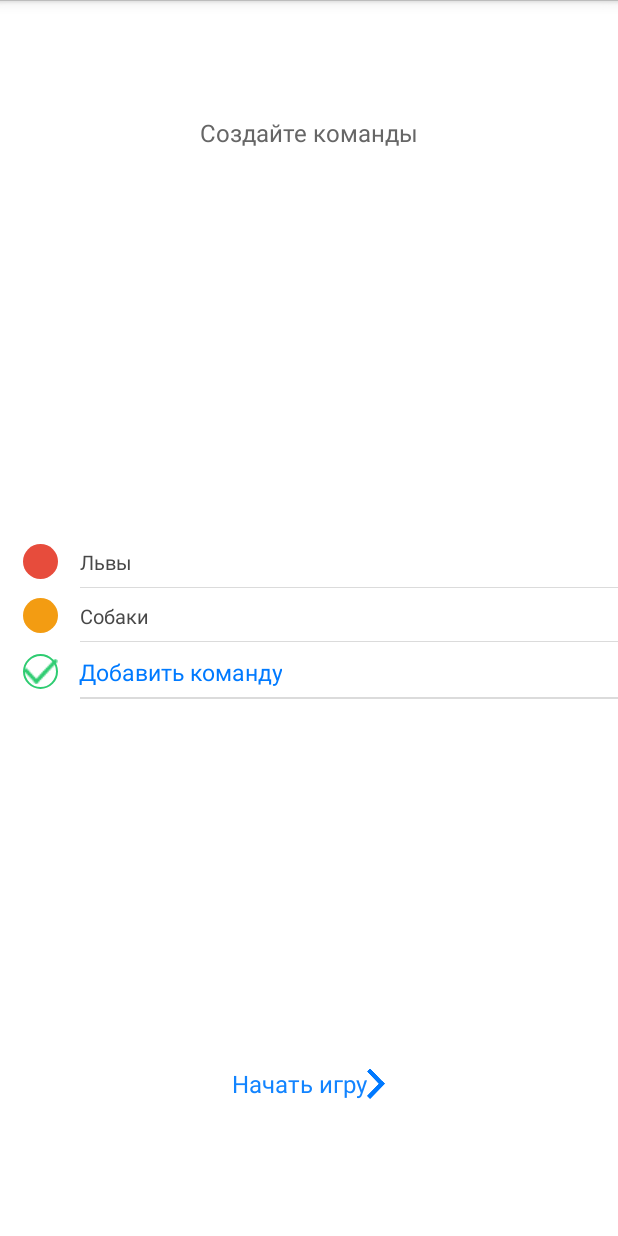
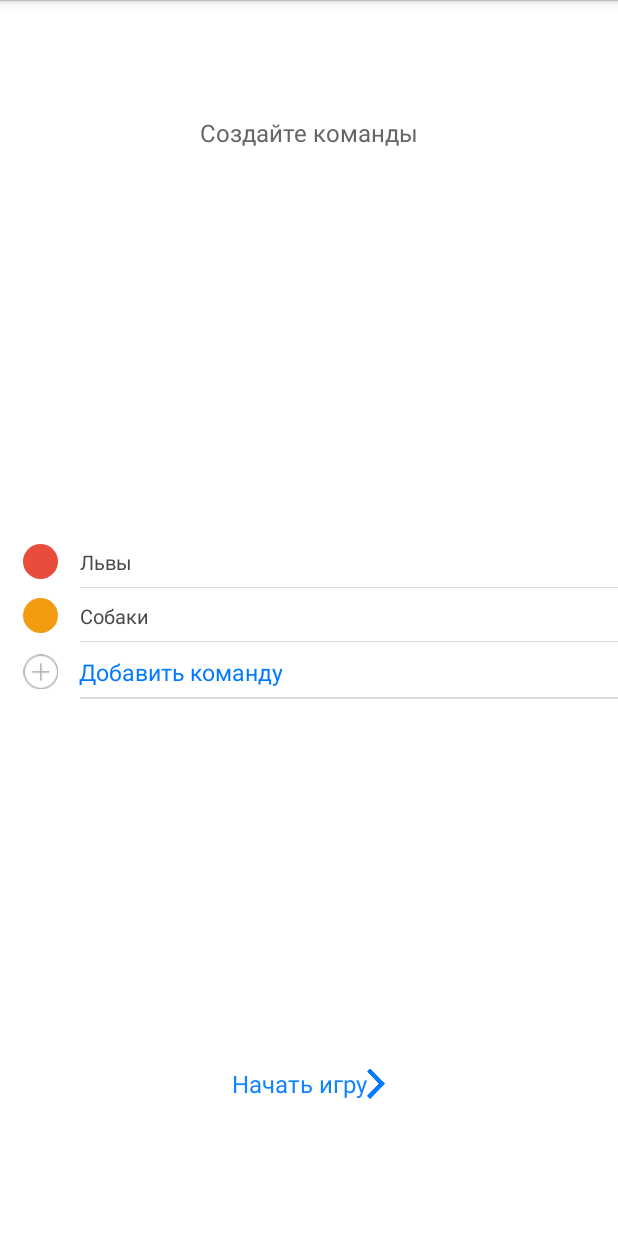
Before and after one commit to NuKeRsOn/Alias, an Android app: the fragment CreateTeamsFragment shown on its own in the app's theme, on a phone screen of 412 x 824 dp. Run offline under Robolectric (Android 15) with nearby library versions, the phone set to English and light mode, and no system bars.

Commit message:
plus icon inserted

```diff
--- a/app/src/main/res/layout/item_team_add_button.xml
+++ b/app/src/main/res/layout/item_team_add_button.xml
@@ -23,8 +23,7 @@
     <ImageView
         android:id="@+id/team_color"
         android:layout_marginLeft="15dp"
-        android:src="@drawable/v_green"
-        android:background="@drawable/plus_button"
+        android:background="@drawable/plus"
         android:layout_centerVertical="true"
         android:layout_width="23dp"
         android:layout_height="23dp" />
```
Also changed, not shown: app/src/main/res/drawable/add_team.xml (deleted, +0 -11 lines), app/src/main/res/drawable-hdpi/plus.png (added), app/src/main/res/drawable-mdpi/fb.png (added), app/src/main/res/drawable-mdpi/plus.png (added), app/src/main/res/drawable-mdpi/twitter.png (added), app/src/main/res/drawable-mdpi/vk.png (added), app/src/main/res/drawable-xhdpi/fb.png (added), app/src/main/res/drawable-xhdpi/plus.png (added), app/src/main/res/drawable-xhdpi/twitter.png (added), app/src/main/res/drawable-xhdpi/vk.png (added).
